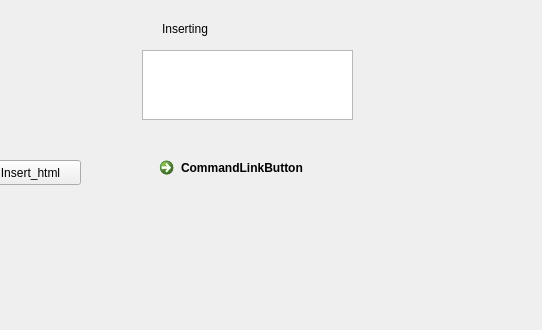
The window that Lesson1_third_task/Lesson1_third_task/mainwindow.ui (Eugene636/Qt_repo) describes before a commit, drawn with Qt 5; both pictures show x 258 to 800 and y 0 to 330 of the 800 by 600 pixel window.
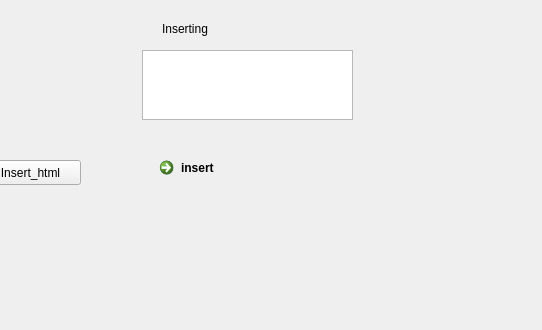
The same window after the commit.

Patch:
```diff
--- a/Lesson1_third_task/Lesson1_third_task/mainwindow.ui
+++ b/Lesson1_third_task/Lesson1_third_task/mainwindow.ui
@@ -109,7 +109,7 @@
      </rect>
     </property>
     <property name="text">
-     <string>CommandLinkButton</string>
+     <string>insert</string>
     </property>
    </widget>
   </widget>
```
Left out of the diff: 13 changed lines with no effect on the pictures.
